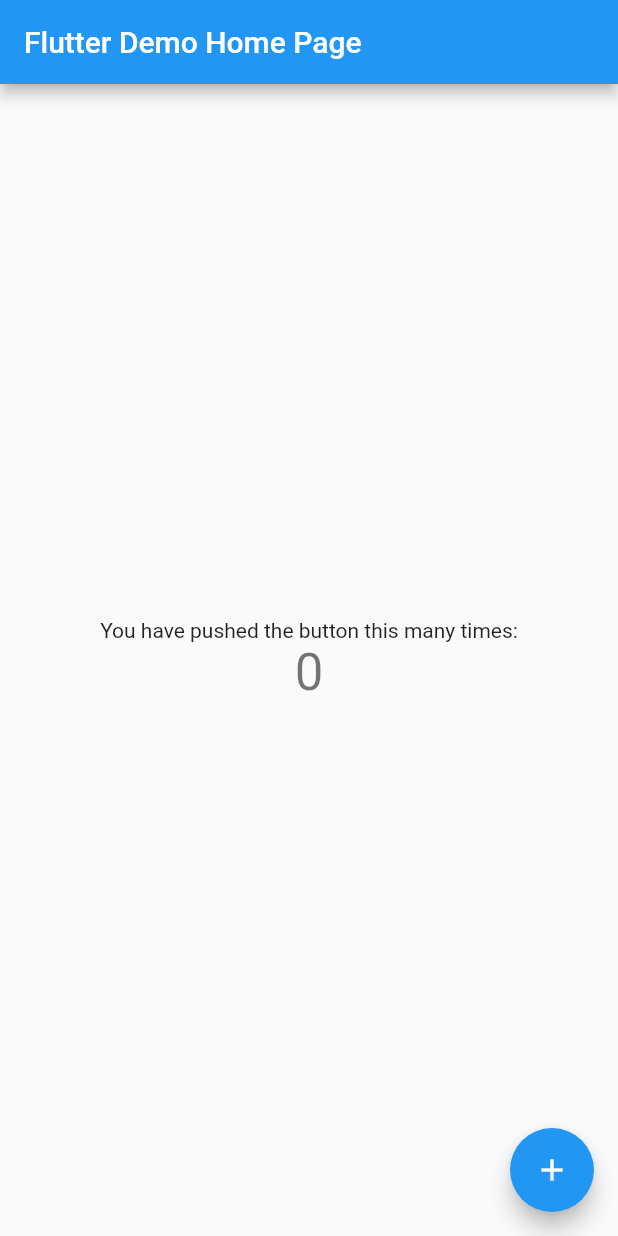
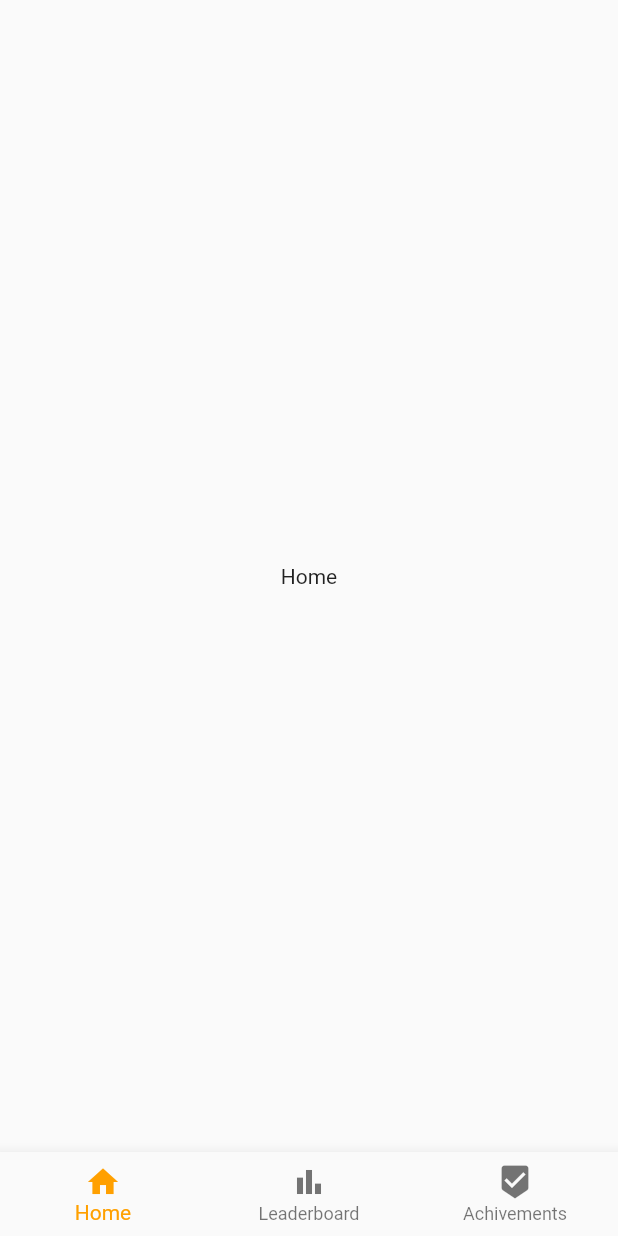
Before and after one commit to andrazadamic/xStep, a Flutter app: the screen it shows after launch, on a phone screen of 412 x 824 dp. Run offline on Flutter 3.47's test engine with Material 2 defaults, Android fonts, the light colour scheme and no system bars.

Commit message:
Scaffolding of app done.

```diff
--- /dev/null
+++ b/lib/games_page.dart
@@ -0,0 +1,15 @@
+import 'package:flutter/material.dart';
+import 'package:flutter/widgets.dart';
+
+class GamesPage extends StatelessWidget {
+  const GamesPage({Key? key}) : super(key: key);
+
+  @override
+  Widget build(BuildContext context) {
+    return Container(
+      child: const Center(
+        child: Text("Games"),
+      ),
+    );
+  }
+}
--- /dev/null
+++ b/lib/home_page.dart
@@ -0,0 +1,15 @@
+import 'package:flutter/material.dart';
+import 'package:flutter/widgets.dart';
+
+class HomePage extends StatelessWidget {
+  const HomePage({Key? key}) : super(key: key);
+
+  @override
+  Widget build(BuildContext context) {
+    return Container(
+      child: Center(
+        child: Text("Home"),
+      ),
+    );
+  }
+}
--- /dev/null
+++ b/lib/leaderboard_page.dart
@@ -0,0 +1,15 @@
+import 'package:flutter/material.dart';
+import 'package:flutter/widgets.dart';
+
+class LeaderboardPage extends StatelessWidget {
+  const LeaderboardPage({Key? key}) : super(key: key);
+
+  @override
+  Widget build(BuildContext context) {
+    return Container(
+      child: const Center(
+        child: Text("Leaderboards"),
+      ),
+    );
+  }
+}
--- a/lib/main.dart
+++ b/lib/main.dart
@@ -1,115 +1,54 @@
 import 'package:flutter/material.dart';
+import 'package:flutter/widgets.dart';
+import 'home_page.dart';
+import 'leaderboard_page.dart';
+import 'games_page.dart';
 
-void main() {
-  runApp(const MyApp());
+void main() => runApp(const MyApp());
+
+class MyApp extends StatefulWidget {
+  const MyApp({Key? key}) : super(key: key);
+
+  static const List<Widget> _pages = <Widget>[
+    HomePage(),
+    LeaderboardPage(),
+    GamesPage()
+  ];
+
+  @override
+  State<MyApp> createState() => _MyAppState();
 }
 
-class MyApp extends StatelessWidget {
-  const MyApp({Key? key}) : super(key: key);
+class _MyAppState extends State<MyApp> {
+  int _selectedIndex = 0;
 
-  // This widget is the root of your application.
   @override
   Widget build(BuildContext context) {
     return MaterialApp(
-      title: 'Flutter Demo',
-      theme: ThemeData(
-        // This is the theme of your application.
-        //
-        // Try running your application with "flutter run". You'll see the
-        // application has a blue toolbar. Then, without quitting the app, try
-        // changing the primarySwatch below to Colors.green and then invoke
-        // "hot reload" (press "r" in the console where you ran "flutter run",
-        // or simply save your changes to "hot reload" in a Flutter IDE).
-        // Notice that the counter didn't reset back to zero; the application
-        // is not restarted.
-        primarySwatch: Colors.blue,
+      title: "xStep",
+      home: SafeArea(
+        child: Scaffold(
+          body: MyApp._pages.elementAt(_selectedIndex),
+          bottomNavigationBar: BottomNavigationBar(
+            selectedItemColor: Colors.amber.shade700,
+            items: const <BottomNavigationBarItem>[
+              BottomNavigationBarItem(icon: Icon(Icons.home), label: "Home"),
+              BottomNavigationBarItem(
+                  icon: Icon(Icons.bar_chart), label: "Leaderboard"),
+              BottomNavigationBarItem(
+                  icon: Icon(Icons.beenhere), label: "Achivements")
+            ],
+            currentIndex: _selectedIndex,
+            onTap: _onItemTapped,
+          ),
+        ),
       ),
-      home: const MyHomePage(title: 'Flutter Demo Home Page'),
     );
   }
-}
 
-class MyHomePage extends StatefulWidget {
-  const MyHomePage({Key? key, required this.title}) : super(key: key);
-
-  // This widget is the home page of your application. It is stateful, meaning
-  // that it has a State object (defined below) that contains fields that affect
-  // how it looks.
-
-  // This class is the configuration for the state. It holds the values (in this
-  // case the title) provided by the parent (in this case the App widget) and
-  // used by the build method of the State. Fields in a Widget subclass are
-  // always marked "final".
-
-  final String title;
-
-  @override
-  State<MyHomePage> createState() => _MyHomePageState();
-}
-
-class _MyHomePageState extends State<MyHomePage> {
-  int _counter = 0;
-
-  void _incrementCounter() {
+  void _onItemTapped(int index) {
     setState(() {
-      // This call to setState tells the Flutter framework that something has
-      // changed in this State, which causes it to rerun the build method below
-      // so that the display can reflect the updated values. If we changed
-      // _counter without calling setState(), then the build method would not be
-      // called again, and so nothing would appear to happen.
-      _counter++;
+      _selectedIndex = index;
     });
   }
-
-  @override
-  Widget build(BuildContext context) {
-    // This method is rerun every time setState is called, for instance as done
-    // by the _incrementCounter method above.
-    //
-    // The Flutter framework has been optimized to make rerunning build methods
-    // fast, so that you can just rebuild anything that needs updating rather
-    // than having to individually change instances of widgets.
-    return Scaffold(
-      appBar: AppBar(
-        // Here we take the value from the MyHomePage object that was created by
-        // the App.build method, and use it to set our appbar title.
-        title: Text(widget.title),
-      ),
-      body: Center(
-        // Center is a layout widget. It takes a single child and positions it
-        // in the middle of the parent.
-        child: Column(
-          // Column is also a layout widget. It takes a list of children and
-          // arranges them vertically. By default, it sizes itself to fit its
-          // children horizontally, and tries to be as tall as its parent.
-          //
-          // Invoke "debug painting" (press "p" in the console, choose the
-          // "Toggle Debug Paint" action from the Flutter Inspector in Android
-          // Studio, or the "Toggle Debug Paint" command in Visual Studio Code)
-          // to see the wireframe for each widget.
-          //
-          // Column has various properties to control how it sizes itself and
-          // how it positions its children. Here we use mainAxisAlignment to
-          // center the children vertically; the main axis here is the vertical
-          // axis because Columns are vertical (the cross axis would be
-          // horizontal).
-          mainAxisAlignment: MainAxisAlignment.center,
-          children: <Widget>[
-            const Text(
-              'You have pushed the button this many times:',
-            ),
-            Text(
-              '$_counter',
-              style: Theme.of(context).textTheme.headline4,
-            ),
-          ],
-        ),
-      ),
-      floatingActionButton: FloatingActionButton(
-        onPressed: _incrementCounter,
-        tooltip: 'Increment',
-        child: const Icon(Icons.add),
-      ), // This trailing comma makes auto-formatting nicer for build methods.
-    );
-  }
 }
```
